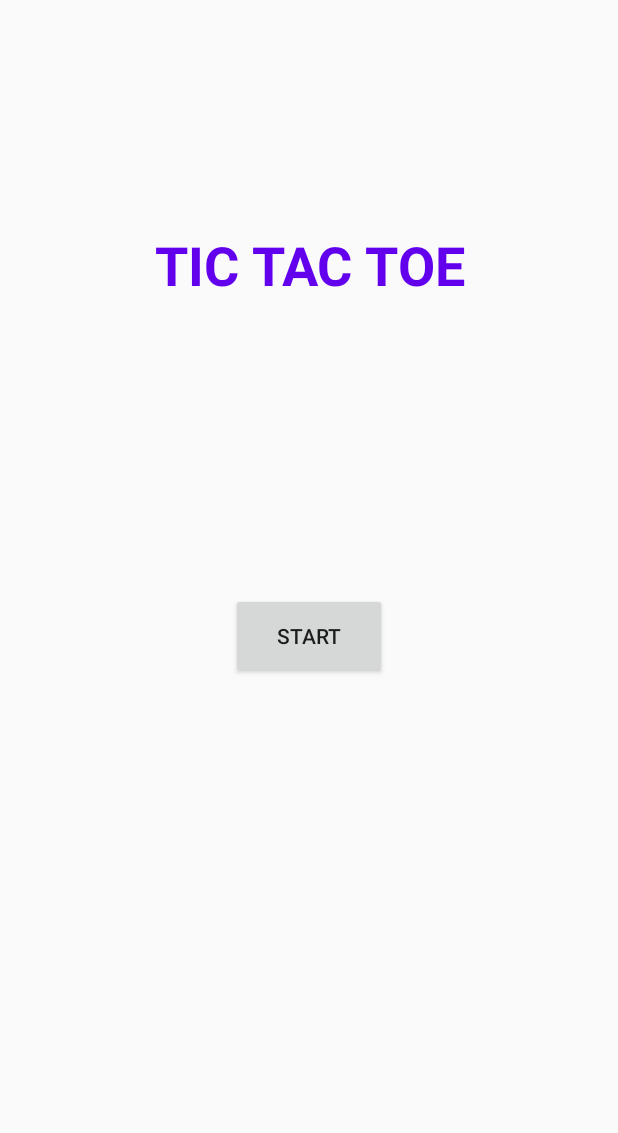
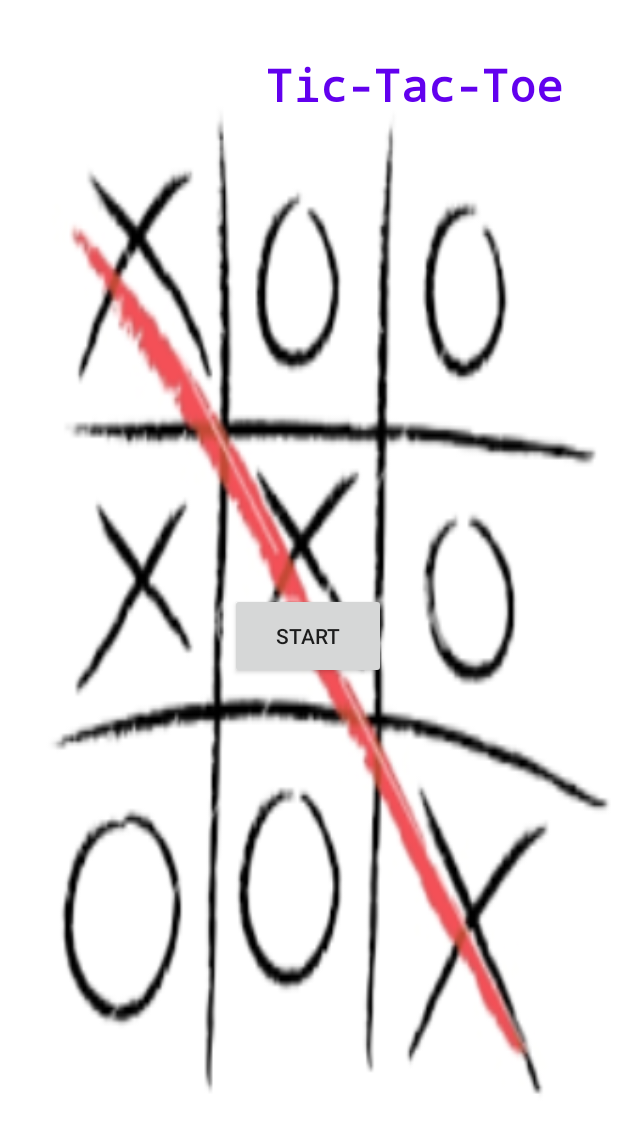
Before and after one commit to GabriellaXue/CS125finalproject, an Android app: the screen it shows after launch (Start), on a phone screen of 412 x 824 dp. Shown: the top 1133 px of the screen. Run offline under Robolectric (Android 15) with nearby library versions, the phone set to English and light mode, and no system bars.

Commit message:
final submit

```diff
--- a/app/src/main/res/layout/activity_start.xml
+++ b/app/src/main/res/layout/activity_start.xml
@@ -1,7 +1,14 @@
 <?xml version="1.0" encoding="utf-8"?>
-<android.support.constraint.ConstraintLayout xmlns:android="http://schemas.android.com/apk/res/android"
+<RelativeLayout
+    xmlns:android="http://schemas.android.com/apk/res/android"
     xmlns:app="http://schemas.android.com/apk/res-auto"
     xmlns:tools="http://schemas.android.com/tools"
+    android:layout_width="fill_parent"
+    android:layout_height="fill_parent"
+    android:orientation="vertical"
+    android:background="@drawable/tictactoe">
+
+    <android.support.constraint.ConstraintLayout
         android:layout_width="match_parent"
         android:layout_height="match_parent"
         tools:context=".Start">
@@ -17,25 +24,30 @@
             android:text="START"
             app:layout_constraintBottom_toBottomOf="parent"
             app:layout_constraintEnd_toEndOf="parent"
+            app:layout_constraintHorizontal_bias="0.498"
             app:layout_constraintStart_toStartOf="parent"
             app:layout_constraintTop_toTopOf="parent" />
 
         <TextView
             android:id="@+id/textView2"
-        android:layout_width="237dp"
-        android:layout_height="92dp"
+            android:layout_width="245dp"
+            android:layout_height="125dp"
             android:layout_marginStart="8dp"
             android:layout_marginTop="8dp"
             android:layout_marginEnd="8dp"
             android:layout_marginBottom="8dp"
-        android:text="TIC TAC TOE"
+            android:fontFamily="monospace"
+            android:text="Tic-Tac-Toe"
             android:textAlignment="center"
-        android:textAllCaps="false"
             android:textColor="@color/design_default_color_primary"
-        android:textSize="36sp"
+            android:textSize="30sp"
             android:textStyle="bold"
             app:layout_constraintBottom_toTopOf="@+id/Start"
             app:layout_constraintEnd_toEndOf="parent"
+            app:layout_constraintHorizontal_bias="0.966"
             app:layout_constraintStart_toStartOf="parent"
-        app:layout_constraintTop_toTopOf="parent" />
+            app:layout_constraintTop_toTopOf="parent"
+            app:layout_constraintVertical_bias="0.11" />
+
     </android.support.constraint.ConstraintLayout>
+</RelativeLayout>
```
Also changed, not shown: app/src/main/java/com/example/cs125finalproject/MainActivity.java (+12 -0 lines), app/src/main/res/layout/activity_main.xml (+30 -20 lines), app/src/main/res/drawable/download.png (added), app/src/main/res/drawable/tictactoe.png (added). Lines whose indentation alone changed are shown as unchanged.
